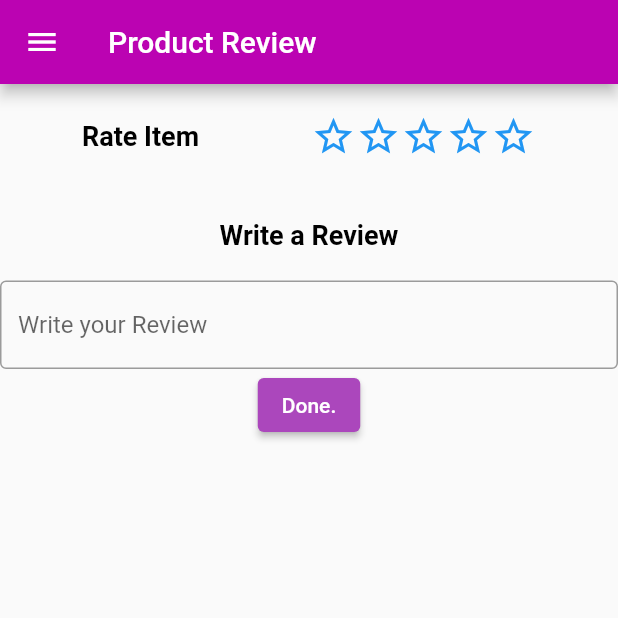
After one commit to Abdullah0322/fyp_v2, a Flutter app: the ProductRating screen opened directly, on a phone screen of 412 x 824 dp, the top half of it. The commit adds this screen. Run offline on Flutter 3.47's test engine with Material 2 defaults, Android fonts, the phone set to English and light mode, and no system bars; drawn by our look-alikes of smooth_star_rating; our stand-ins replace cached_network_image, carousel_slider, cloud_firestore, curved_navigation_bar, dropdown_formfield, firebase_auth and 16 more; missing offline and left inert: flutter_animated_dialog, grouped_buttons; accounts and stored records are empty.

Commit message:
Pushing Rating related stuff
Rating page needs to be put in a validator to be pushed into Db that is not done. Pushing so that i don't F things over

```diff
--- /dev/null
+++ b/clickandpick/lib/BuyerDashboard/productRating.dart
@@ -0,0 +1,115 @@
+import 'package:ClickandPick/BuyerDashboard/Buyer_Drawer.dart';
+import 'package:ClickandPick/SellerDashboard/data.dart';
+import 'package:cloud_firestore/cloud_firestore.dart';
+import 'package:firebase_auth/firebase_auth.dart';
+import 'package:flutter/material.dart';
+import 'package:smooth_star_rating/smooth_star_rating.dart';
+
+class ProductRating extends StatefulWidget {
+  final Data data;
+
+  ProductRating({Key key, this.data}) : super(key: key);
+
+  @override
+  _ProductRatingState createState() => _ProductRatingState();
+}
+
+class _ProductRatingState extends State<ProductRating> {
+  final GlobalKey<FormState> _formKey = GlobalKey<FormState>();
+  final msg = TextEditingController();
+
+  final _scaffoldKey = GlobalKey<ScaffoldState>();
+  var ar;
+  int arInt;
+  getProducts() async {
+    User user = await FirebaseAuth.instance.currentUser;
+    DocumentSnapshot snap = await FirebaseFirestore.instance
+        .collection('Reviews')
+        .doc(widget.data.id + user.email)
+        .get();
+    setState(() {
+      ar = snap['rating'];
+      ar = arInt;
+    });
+  }
+
+  @override
+  User user = FirebaseAuth.instance.currentUser;
+  Widget build(BuildContext context) {
+    getProducts();
+    //print(arInt.toDouble());
+    return Scaffold(
+      appBar: AppBar(
+        iconTheme: IconThemeData(
+          color: Colors.white,
+        ),
+        backgroundColor: Color(0xFFBB03B2),
+        title: Text(
+          'Product Review',
+          style: TextStyle(color: Colors.white),
+        ),
+      ),
+      drawer: BuyerDrawer(),
+      body: Container(
+        child: Column(
+          children: <Widget>[
+            Row(
+              mainAxisAlignment: MainAxisAlignment.spaceEvenly,
+              children: <Widget>[
+                Padding(
+                  padding: const EdgeInsets.all(20.0),
+                  child: Text(
+                    'Rate Item',
+                    style: TextStyle(
+                        color: Colors.black,
+                        fontWeight: FontWeight.bold,
+                        fontSize: 18.0),
+                  ),
+                ),
+                Padding(
+                  padding: const EdgeInsets.all(20.0),
+                  child: SmoothStarRating(
+                      allowHalfRating: false,
+                      size: 30.0,
+                      color: Colors.yellow,
+                      //rating: //arInt.toDouble(),
+                      onRated: (double value) async {
+                        debugPrint('Image no. was rated $value stars!!!');
+                      }),
+                ),
+              ],
+            ),
+            Column(
+              children: <Widget>[
+                Padding(
+                  padding: const EdgeInsets.all(20.0),
+                  child: Text(
+                    'Write a Review',
+                    style: TextStyle(
+                        color: Colors.black,
+                        fontWeight: FontWeight.bold,
+                        fontSize: 18.0),
+                  ),
+                ),
+                TextField(
+                    decoration: InputDecoration(
+                        border: OutlineInputBorder(
+                          borderSide: BorderSide(width: 10),
+                        ),
+                        hintText: 'Write your Review')),
+                ElevatedButton(
+                  child: Text('Done.'),
+                  style: ElevatedButton.styleFrom(
+                    primary: Colors.purple[400], // background
+                    onPrimary: Colors.white, // foreground
+                  ),
+                  onPressed: () {},
+                )
+              ],
+            ),
+          ],
+        ),
+      ),
+    );
+  }
+}
```
Also changed, not shown: clickandpick/lib/BuyerDashboard/myorders.dart (+63 -31 lines), clickandpick/lib/Cart/wallet.dart (+22 -0 lines), clickandpick/lib/RiderDashboard/riderVehicleInfo.dart (deleted, +0 -30 lines).
